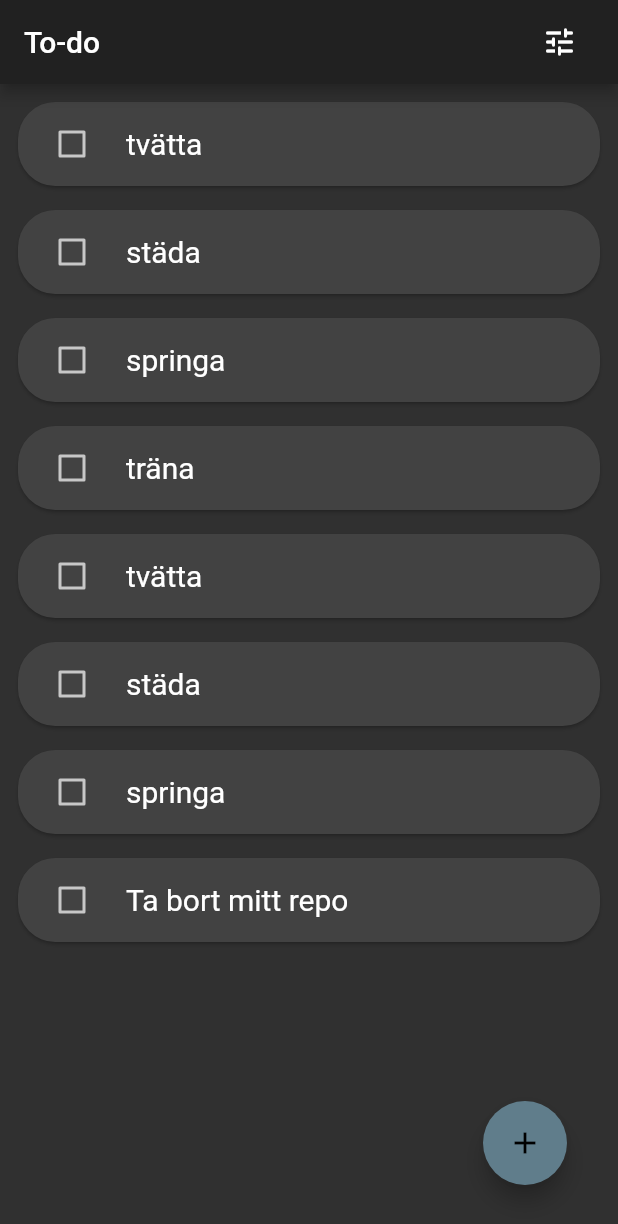
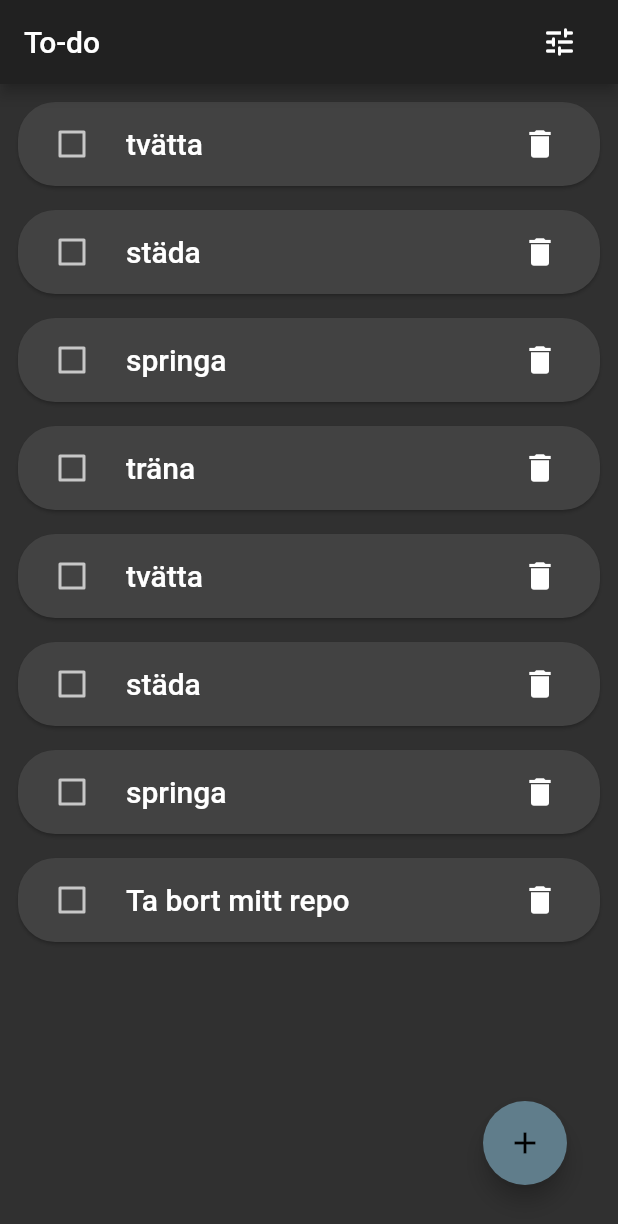
Before and after one commit to hahajens/todo-app-flutter, a Flutter app: the screen it shows after launch, on a phone screen of 412 x 824 dp. Shown: the top 1224 px of the screen. Run offline on Flutter 3.47's test engine with Material 2 defaults, Android fonts, the phone set to English and light mode, and no system bars.

Commit message:
Added deletebutton

```diff
--- a/lib/screens/main_view.dart
+++ b/lib/screens/main_view.dart
@@ -96,9 +96,13 @@ Widget _checkboxListTodo(String toDo) {
       child: CheckboxListTile(
           title: Text(
             toDo,
-            style: TextStyle(
-              fontSize: 20.0,
-            ),
+            style: TextStyle(fontSize: 20.0, fontWeight: FontWeight.w500),
+          ),
+          secondary: IconButton(
+            icon: Icon(Icons.delete),
+            onPressed: () {
+              print("trash");
+            },
           ),
           controlAffinity: ListTileControlAffinity.leading,
           value: false,
```
